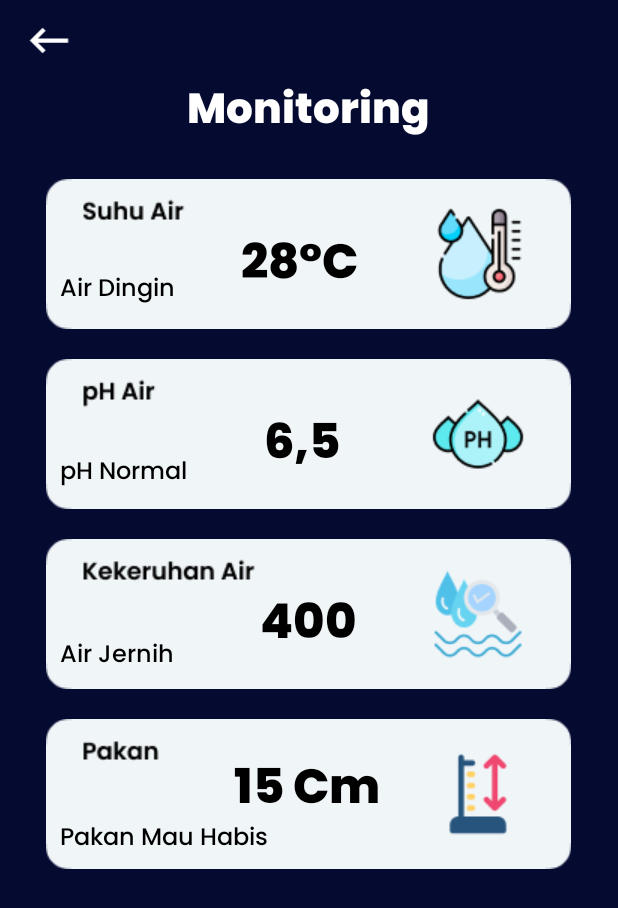
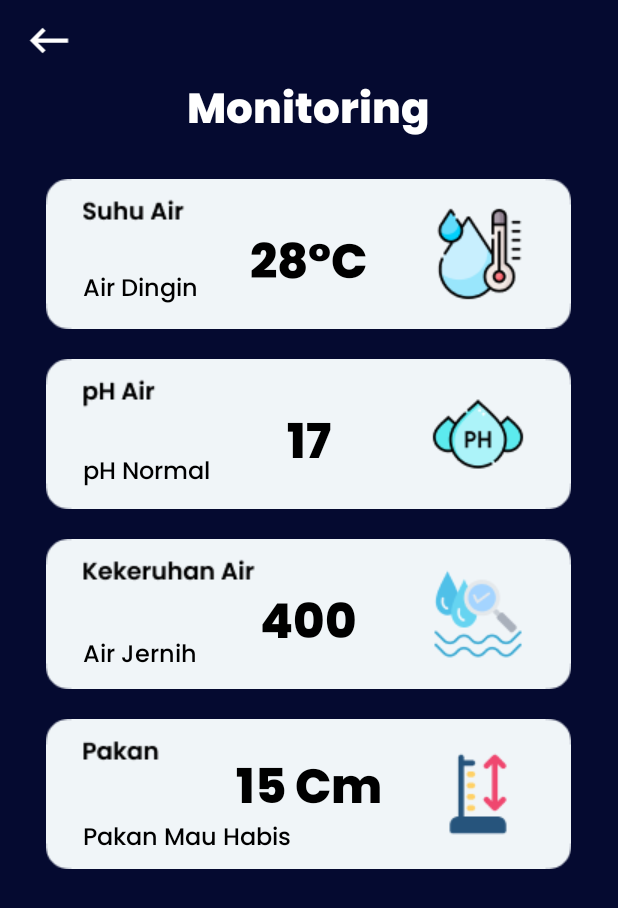
Before and after one commit to ananabillarizky/SmokaMobile, an Android app: the MonitoringActivity screen opened directly, with no data from a screen before it, on a phone screen of 412 x 824 dp. Shown: the top 908 px of the screen. Run offline under Robolectric (Android 15) with nearby library versions, the phone set to English and light mode, and no system bars; our stand-ins replace Firebase (no records; nobody signed in at launch, a user with empty details on screens opened directly).

Commit message:
update desain faq & monitoring

```diff
--- a/app/src/main/java/com/example/mobilesmoka_iot/FAQAdapter.kt
+++ b/app/src/main/java/com/example/mobilesmoka_iot/FAQAdapter.kt
@@ -38,10 +38,10 @@ class FAQAdapter(private val faqList: List<FAQItem>) : RecyclerView.Adapter<FAQA
         holder.textViewAnswer.text = faqItem.jawaban
 
         if (faqItem.isExpanded) {
-            holder.imageViewArrow.setImageResource(R.drawable.baseline_keyboard_arrow_up_24)
+            holder.imageViewArrow.setImageResource(R.drawable.baseline_keyboard_arrow_down_24)
             holder.textViewAnswer.visibility = View.VISIBLE
         } else {
-            holder.imageViewArrow.setImageResource(R.drawable.baseline_keyboard_arrow_down_24)
+            holder.imageViewArrow.setImageResource(R.drawable.ic_baseline_keyboard_arrow_right_24)
             holder.textViewAnswer.visibility = View.GONE
         }
     }
--- a/app/src/main/java/com/example/mobilesmoka_iot/MonitoringActivity.kt
+++ b/app/src/main/java/com/example/mobilesmoka_iot/MonitoringActivity.kt
@@ -54,7 +54,6 @@ class MonitoringActivity : AppCompatActivity() {
                     val suhu = dataSnapshot.child("suhu").value.toString()
                     val suhuDenganC = "$suhu°C"
                     txtC.text = suhuDenganC
-                    txtC.text = suhu
                 }
                 if (dataSnapshot.hasChild("keteranganSuhu")) {
                     val keteranganSuhu = dataSnapshot.child("keteranganSuhu").value.toString()
--- /dev/null
+++ b/app/src/main/res/drawable/ic_baseline_keyboard_arrow_right_24.xml
@@ -0,0 +1,5 @@
+<vector android:height="24dp" android:tint="#FF0000"
+    android:viewportHeight="24" android:viewportWidth="24"
+    android:width="24dp" xmlns:android="http://schemas.android.com/apk/res/android">
+    <path android:fillColor="@android:color/white" android:pathData="M8.59,16.59L13.17,12 8.59,7.41 10,6l6,6 -6,6 -1.41,-1.41z"/>
+</vector>
--- a/app/src/main/res/layout/activity_information.xml
+++ b/app/src/main/res/layout/activity_information.xml
@@ -12,6 +12,7 @@
         android:layout_width="wrap_content"
         android:layout_height="wrap_content"
         android:layout_marginTop="20dp"
+        android:layout_marginLeft="10dp"
         android:orientation="horizontal">
 
         <ImageView
@@ -22,7 +23,7 @@
 
         <TextView
             android:layout_width="wrap_content"
-            android:layout_height="wrap_content"
+            android:layout_height="match_parent"
             android:layout_marginStart="10dp"
             android:text="Tentang"
             android:textColor="#FFFFFF"
--- a/app/src/main/res/layout/activity_monitoring.xml
+++ b/app/src/main/res/layout/activity_monitoring.xml
@@ -41,7 +41,7 @@
     <TextView
         android:id="@+id/txtC"
         android:fontFamily="@font/poppinsextra"
-        android:layout_width="90dp"
+        android:layout_width="wrap_content"
         android:layout_height="50dp"
         android:layout_centerHorizontal="true"
         android:layout_below="@id/katamonitoring"
@@ -55,7 +55,7 @@
         android:fontFamily="@font/poppins"
         android:layout_width="wrap_content"
         android:layout_height="wrap_content"
-        android:layout_marginStart="40dp"
+        android:layout_toRightOf="@+id/img_back"
         android:layout_marginTop="180dp"
         android:text="Air Dingin"
         android:textColor="@color/black"
@@ -74,12 +74,12 @@
     <TextView
         android:id="@+id/txtPH"
         android:fontFamily="@font/poppinsextra"
-        android:layout_width="60dp"
+        android:layout_width="wrap_content"
         android:layout_height="50dp"
         android:layout_below="@id/suhu"
         android:layout_centerHorizontal="true"
         android:layout_marginTop="50dp"
-        android:text="6,5"
+        android:text="17"
         android:textColor="@color/black"
         android:textSize="32dp"
         android:textStyle="bold" />
@@ -88,10 +88,10 @@
         android:fontFamily="@font/poppins"
         android:layout_width="wrap_content"
         android:layout_height="wrap_content"
-        android:layout_marginStart="40dp"
         android:layout_marginTop="95dp"
         android:layout_below="@+id/txtsuhuket"
         android:text="pH Normal"
+        android:layout_toRightOf="@+id/img_back"
         android:textColor="@color/black"
         android:textSize="16dp"
         />
@@ -107,7 +107,7 @@
     <TextView
         android:id="@+id/txttds"
         android:fontFamily="@font/poppinsextra"
-        android:layout_width="65dp"
+        android:layout_width="wrap_content"
         android:layout_height="50dp"
         android:layout_below="@id/ph"
         android:layout_centerHorizontal="true"
@@ -121,7 +121,7 @@
         android:fontFamily="@font/poppins"
         android:layout_width="wrap_content"
         android:layout_height="wrap_content"
-        android:layout_marginStart="40dp"
+        android:layout_toRightOf="@+id/img_back"
         android:layout_marginTop="95dp"
         android:layout_below="@+id/txtphket"
         android:text="Air Jernih"
@@ -140,7 +140,7 @@
     <TextView
         android:id="@+id/txtingkamakan"
         android:fontFamily="@font/poppinsextra"
-        android:layout_width="100dp"
+        android:layout_width="wrap_content"
         android:layout_height="50dp"
         android:layout_below="@id/tb"
         android:layout_centerHorizontal="true"
@@ -154,7 +154,7 @@
         android:fontFamily="@font/poppins"
         android:layout_width="wrap_content"
         android:layout_height="wrap_content"
-        android:layout_marginStart="40dp"
+        android:layout_toRightOf="@+id/img_back"
         android:layout_marginTop="95dp"
         android:layout_below="@+id/tdsket"
         android:text="Pakan Mau Habis"
--- a/app/src/main/res/layout/item_anggota.xml
+++ b/app/src/main/res/layout/item_anggota.xml
@@ -20,6 +20,7 @@
         android:layout_marginTop="10dp"
         android:text="Nama Anggota"
         android:textColor="#FFFFFF"
-        android:textSize="18dp" />
+        android:textSize="16sp" />
+
 
 </LinearLayout>
--- a/app/src/main/res/layout/item_dosen.xml
+++ b/app/src/main/res/layout/item_dosen.xml
@@ -20,6 +20,6 @@
         android:layout_marginTop="10dp"
         android:text="Nama Anggota"
         android:textColor="@color/colorAccent"
-        android:textSize="18dp" />
+        android:textSize="16sp" />
 
 </LinearLayout>
```
Also changed, not shown: app/src/main/java/com/example/mobilesmoka_iot/InformationActivity.kt (+10 -0 lines), app/src/main/res/layout/itemfaq.xml (+15 -5 lines).
